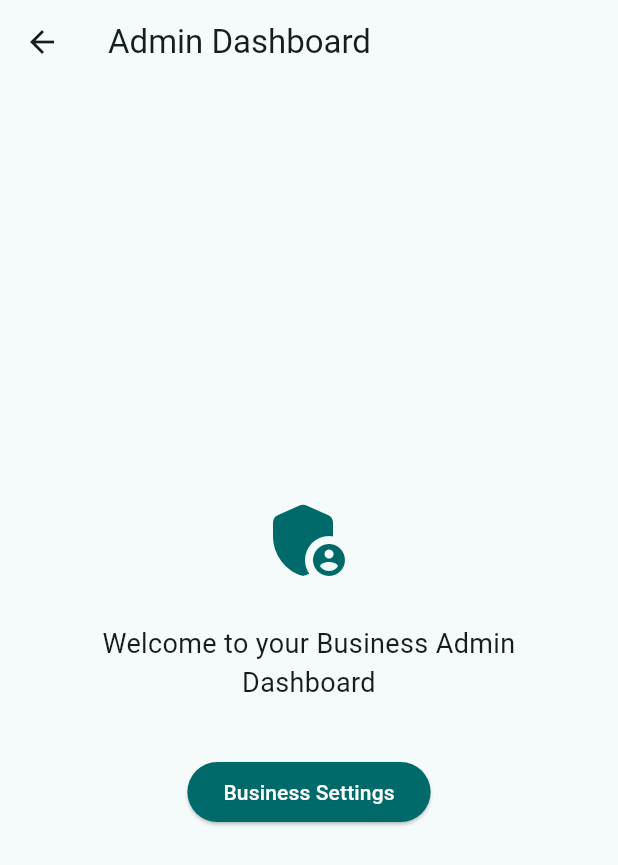
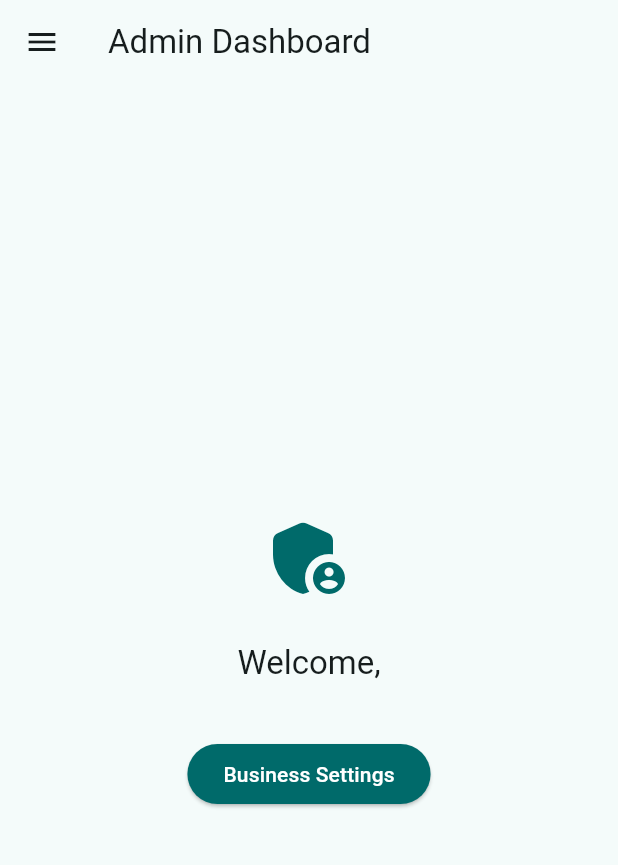
Before and after one commit to Zsolt-85/restorahub, a Flutter app: the AdminDashboardPage screen opened by its route, on a phone screen of 412 x 824 dp. Shown: the top 865 px of the screen. Run offline on Flutter 3.47's test engine with Material 3 defaults, Android fonts, the phone set to English and light mode, and no system bars; our stand-ins replace cloud_firestore, firebase_auth, firebase_core, fl_chart, flutter_local_notifications, share_plus and 5 more; missing offline and left inert: add_2_calendar, dart:js_interop; accounts and stored records are empty.

Commit message:
Add AppDrawer to admin dashboard and allow business_admin access to admin routes

```diff
--- a/lib/pages/admin_dashboard_page.dart
+++ b/lib/pages/admin_dashboard_page.dart
@@ -2,20 +2,31 @@ import 'package:flutter/material.dart';
 import 'package:provider/provider.dart';
 
 import '../constants/routes.dart';
+import '../providers/auth_provider.dart';
 import '../providers/business_provider.dart';
+import '../widgets/app_drawer.dart';
 
 class AdminDashboardPage extends StatelessWidget {
   const AdminDashboardPage({super.key});
 
   @override
   Widget build(BuildContext context) {
+    final auth = Provider.of<AuthProvider>(context);
+    final user = auth.currentUser;
     final businessProvider = Provider.of<BusinessProvider>(context);
     final business = businessProvider.currentBusiness;
+
+    if (user == null) {
+      return const Scaffold(
+        body: Center(child: Text('Unauthorized')),
+      );
+    }
 
     return Scaffold(
       appBar: AppBar(
         title: const Text('Admin Dashboard'),
       ),
+      drawer: AppDrawer(user: user, auth: auth),
       body: Center(
         child: Padding(
           padding: const EdgeInsets.all(24),
@@ -28,9 +39,9 @@ class AdminDashboardPage extends StatelessWidget {
                 color: Theme.of(context).colorScheme.primary,
               ),
               const SizedBox(height: 24),
-              const Text(
-                'Welcome to your Business Admin Dashboard',
-                style: TextStyle(fontSize: 18),
+              Text(
+                'Welcome, ${user.name}',
+                style: Theme.of(context).textTheme.titleLarge,
                 textAlign: TextAlign.center,
               ),
               const SizedBox(height: 12),
```
Also changed, not shown: lib/helpers/route_guard_helper.dart (+17 -1 lines).
